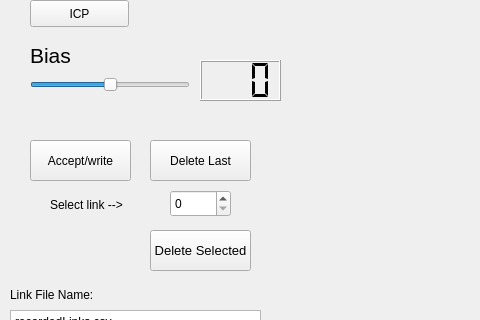
The window that manualCorrespondence/src/corrGUI.ui (thehammstr/icebergToolchain) describes before a commit, drawn with Qt 5; both pictures show x 0 to 480 and y 270 to 590 of the 999 by 800 pixel window.
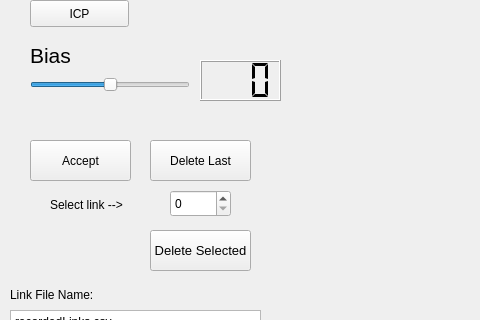
The same window after the commit. Custom widgets are drawn as their Qt base class.

```diff
--- a/manualCorrespondence/src/corrGUI.ui
+++ b/manualCorrespondence/src/corrGUI.ui
@@ -306,7 +306,7 @@
      </rect>
     </property>
     <property name="text">
-     <string>Accept/write</string>
+     <string>Accept</string>
     </property>
    </widget>
    <widget class="QPushButton" name="pushButton_ICP">
```
